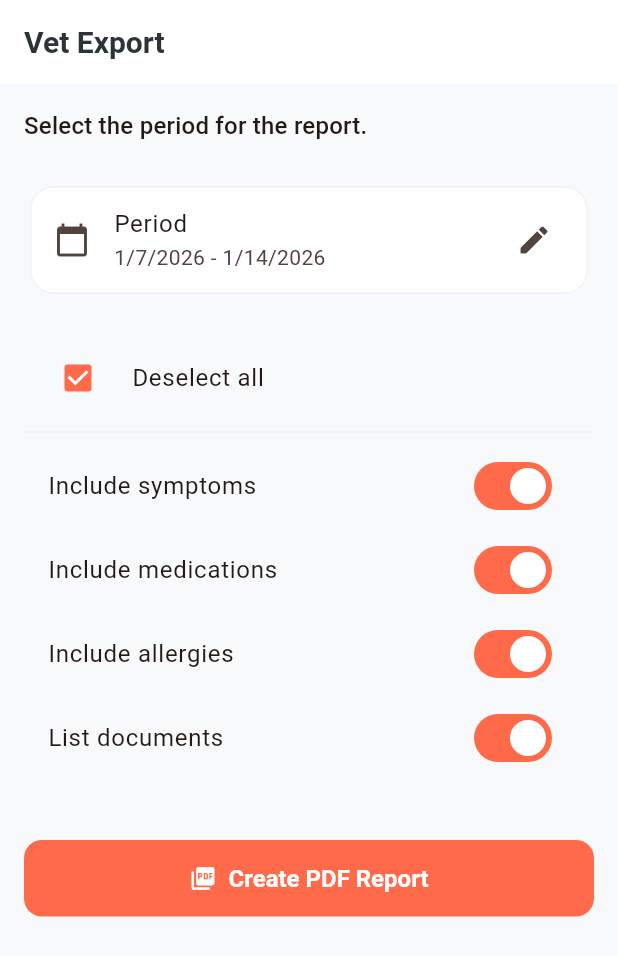
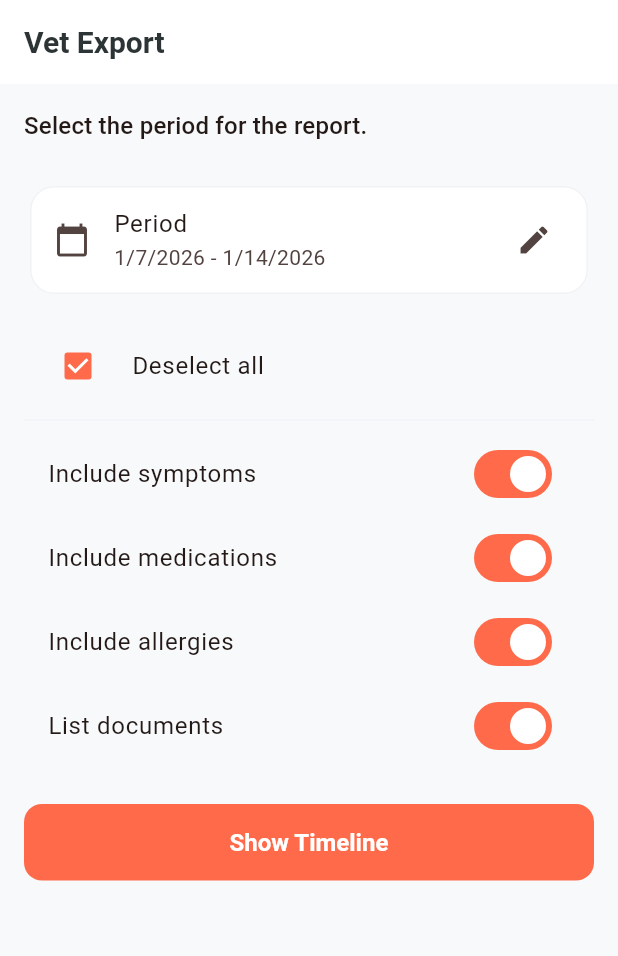
Before and after one commit to sk4ndal-commits/tammo, a Flutter app: the ExportScreen screen opened by its route, on a phone screen of 412 x 824 dp. Shown: the top 956 px of the screen. Run offline on Flutter 3.47's test engine with Material 3 defaults, Android fonts, the phone set to English and light mode, and no system bars; our stand-ins replace drift, file_picker, flutter_local_notifications, flutter_riverpod, go_router, image_picker and 4 more; accounts and stored records are empty; generated files the repository leaves out were written again.

Commit message:
Add `ReportPreviewWidget` for generating previews of reports, refactor export logic to include fetching preview data, and enhance localization with helper methods for translating enums across the app.

```diff
--- /dev/null
+++ b/lib/features/export/domain/report_data.dart
@@ -0,0 +1,32 @@
+import '../../pet/domain/pet.dart';
+import '../../event/domain/event.dart';
+import '../../medication/domain/medication.dart';
+import '../../document/domain/document.dart';
+
+class ReportData {
+  final Pet pet;
+  final DateTime startDate;
+  final DateTime endDate;
+  final List<Event> events;
+  final List<MedicationSchedule> medSchedules;
+  final Map<int, List<MedicationCheckIn>> medicationCheckIns;
+  final List<Document> documents;
+  final bool includeSymptoms;
+  final bool includeMedications;
+  final bool includeAllergies;
+  final bool includeDocuments;
+
+  ReportData({
+    required this.pet,
+    required this.startDate,
+    required this.endDate,
+    required this.events,
+    required this.medSchedules,
+    required this.medicationCheckIns,
+    required this.documents,
+    required this.includeSymptoms,
+    required this.includeMedications,
+    required this.includeAllergies,
+    required this.includeDocuments,
+  });
+}
--- a/lib/l10n/app_de.arb
+++ b/lib/l10n/app_de.arb
@@ -164,7 +164,7 @@
   "deselectAll": "Auswahl aufheben",
   "switchPet": "Tier wechseln",
   "addAnotherPet": "Weiteres Tier hinzufügen",
-  "managePets": "Tiere verwalten",
+  "managePets": "Meine Tiere",
   "activePetNow": "Jetzt aktiv: {name}",
   "@activePetNow": {
     "placeholders": {
--- a/lib/l10n/app_en.arb
+++ b/lib/l10n/app_en.arb
@@ -196,7 +196,7 @@
   "deselectAll": "Deselect all",
   "switchPet": "Switch pet",
   "addAnotherPet": "Add another pet",
-  "managePets": "Manage pets",
+  "managePets": "My Pets",
   "activePetNow": "Now active: {name}",
   "@activePetNow": {
     "placeholders": {
--- a/lib/l10n/app_localizations.dart
+++ b/lib/l10n/app_localizations.dart
@@ -941,7 +941,7 @@ abstract class AppLocalizations {
   /// No description provided for @managePets.
   ///
   /// In en, this message translates to:
-  /// **'Manage pets'**
+  /// **'My Pets'**
   String get managePets;
 
   /// No description provided for @activePetNow.
--- a/lib/l10n/app_localizations_de.dart
+++ b/lib/l10n/app_localizations_de.dart
@@ -448,7 +448,7 @@ class AppLocalizationsDe extends AppLocalizations {
   String get addAnotherPet => 'Weiteres Tier hinzufügen';
 
   @override
-  String get managePets => 'Tiere verwalten';
+  String get managePets => 'Meine Tiere';
 
   @override
   String activePetNow(String name) {
--- a/lib/l10n/app_localizations_en.dart
+++ b/lib/l10n/app_localizations_en.dart
@@ -448,7 +448,7 @@ class AppLocalizationsEn extends AppLocalizations {
   String get addAnotherPet => 'Add another pet';
 
   @override
-  String get managePets => 'Manage pets';
+  String get managePets => 'My Pets';
 
   @override
   String activePetNow(String name) {
--- a/lib/ui/screens/export_screen.dart
+++ b/lib/ui/screens/export_screen.dart
@@ -8,6 +8,8 @@ import 'package:path_provider/path_provider.dart';
 import '../../l10n/app_localizations.dart';
 import '../../features/pet/application/pet_controller.dart';
 import '../../features/export/application/export_service.dart';
+import '../../features/export/domain/report_data.dart';
+import '../widgets/report_preview_widget.dart';
 
 class ExportScreen extends ConsumerStatefulWidget {
   const ExportScreen({super.key});
@@ -24,7 +26,9 @@ class _ExportScreenState extends ConsumerState<ExportScreen> {
   bool _includeAllergies = true;
   bool _includeDocuments = true;
   bool _selectAll = true;
-  bool _isGenerating = false;
+  bool _isLoading = false;
+  bool _isGeneratingPdf = false;
+  ReportData? _previewData;
 
   void _toggleSelectAll(bool? value) {
     if (value == null) return;
@@ -34,12 +38,14 @@ class _ExportScreenState extends ConsumerState<ExportScreen> {
       _includeMedications = value;
       _includeAllergies = value;
       _includeDocuments = value;
+      _previewData = null;
     });
   }
 
   void _updateSelectAllState() {
     setState(() {
       _selectAll = _includeSymptoms && _includeMedications && _includeAllergies && _includeDocuments;
+      _previewData = null;
     });
   }
 
@@ -54,19 +60,19 @@ class _ExportScreenState extends ConsumerState<ExportScreen> {
       setState(() {
         _startDate = picked.start;
         _endDate = picked.end;
+        _previewData = null;
       });
     }
   }
 
-  Future<void> _generateReport() async {
+  Future<void> _fetchPreviewData() async {
     final pet = ref.read(petControllerProvider).value?.activePet;
     if (pet == null) return;
 
-    setState(() => _isGenerating = true);
+    setState(() => _isLoading = true);
 
-    final l10n = AppLocalizations.of(context)!;
     try {
-      final pdfBytes = await ref.read(exportServiceProvider).generatePdf(
+      final data = await ref.read(exportServiceProvider).fetchReportData(
             pet: pet,
             start: _startDate,
             end: _endDate,
@@ -74,18 +80,45 @@ class _ExportScreenState extends ConsumerState<ExportScreen> {
             includeMedications: _includeMedications,
             includeAllergies: _includeAllergies,
             includeDocuments: _includeDocuments,
+          );
+      setState(() {
+        _previewData = data;
+      });
+    } catch (e) {
+      if (mounted) {
+        ScaffoldMessenger.of(context).showSnackBar(
+          SnackBar(content: Text('Error: $e')),
+        );
+      }
+    } finally {
+      if (mounted) {
+        setState(() => _isLoading = false);
+      }
+    }
+  }
+
+  Future<void> _generatePdf() async {
+    if (_previewData == null) return;
+
+    setState(() => _isGeneratingPdf = true);
+
+    final l10n = AppLocalizations.of(context)!;
+    try {
+      final pdfBytes = await ref.read(exportServiceProvider).generatePdf(
+            data: _previewData!,
             l10n: l10n,
           );
 
       final directory = await getTemporaryDirectory();
-      final filePath = '${directory.path}/tammo_report_${pet.name}_${DateFormat('yyyyMMdd').format(DateTime.now())}.pdf';
+      final filePath =
+          '${directory.path}/tammo_report_${_previewData!.pet.name}_${DateFormat('yyyyMMdd').format(DateTime.now())}.pdf';
       final file = File(filePath);
       await file.writeAsBytes(pdfBytes);
 
       if (mounted) {
         await Share.shareXFiles(
           [XFile(filePath)],
-          subject: l10n.reportTitle(pet.name),
+          subject: l10n.reportTitle(_previewData!.pet.name),
         );
 
         if (!mounted) return;
@@ -108,7 +141,7 @@ class _ExportScreenState extends ConsumerState<ExportScreen> {
       }
     } finally {
       if (mounted) {
-        setState(() => _isGenerating = false);
+        setState(() => _isGeneratingPdf = false);
       }
     }
   }
@@ -136,12 +169,13 @@ class _ExportScreenState extends ConsumerState<ExportScreen> {
               child: ListTile(
                 leading: const Icon(Icons.calendar_today),
                 title: Text(l10n.period),
-                subtitle: Text('${DateFormat.yMd().format(_startDate)} - ${DateFormat.yMd().format(_endDate)}'),
+                subtitle: Text(
+                    '${DateFormat.yMd().format(_startDate)} - ${DateFormat.yMd().format(_endDate)}'),
                 trailing: const Icon(Icons.edit),
                 onTap: () => _selectDateRange(context),
               ),
             ),
-            const SizedBox(height: 24),
+            const SizedBox(height: 16),
             CheckboxListTile(
               title: Text(_selectAll ? l10n.deselectAll : l10n.selectAll),
               value: _selectAll,
@@ -181,17 +215,37 @@ class _ExportScreenState extends ConsumerState<ExportScreen> {
                 _updateSelectAllState();
               },
             ),
-            const SizedBox(height: 40),
+            const SizedBox(height: 24),
+            ElevatedButton(
+              onPressed: _isLoading ? null : _fetchPreviewData,
+              style: ElevatedButton.styleFrom(
+                padding: const EdgeInsets.symmetric(vertical: 16),
+              ),
+              child: _isLoading
+                  ? const SizedBox(
+                      width: 20, height: 20, child: CircularProgressIndicator(strokeWidth: 2))
+                  : Text(l10n.showTimeline), // Using an existing key "Show Timeline"
+            ),
+            if (_previewData != null) ...[
+              const SizedBox(height: 32),
+              const Divider(),
+              const SizedBox(height: 16),
+              ReportPreviewWidget(data: _previewData!),
+              const SizedBox(height: 32),
               ElevatedButton.icon(
-              onPressed: _isGenerating ? null : _generateReport,
-              icon: _isGenerating
-                  ? const SizedBox(width: 20, height: 20, child: CircularProgressIndicator(strokeWidth: 2))
+                onPressed: _isGeneratingPdf ? null : _generatePdf,
+                icon: _isGeneratingPdf
+                    ? const SizedBox(
+                        width: 20, height: 20, child: CircularProgressIndicator(strokeWidth: 2))
                     : const Icon(Icons.picture_as_pdf),
                 label: Text(l10n.generatePdf),
                 style: ElevatedButton.styleFrom(
+                  backgroundColor: theme.colorScheme.primaryContainer,
+                  foregroundColor: theme.colorScheme.onPrimaryContainer,
                   padding: const EdgeInsets.symmetric(vertical: 16),
                 ),
               ),
+            ],
           ],
         ),
       ),
```
Also changed, not shown: lib/features/export/application/export_service.dart (+71 -33 lines), lib/ui/screens/home_screen.dart (+7 -13 lines), lib/ui/screens/onboarding_screen.dart (+8 -8 lines), lib/ui/screens/pet_edit_screen.dart (+8 -8 lines), lib/ui/widgets/localization_helpers.dart (added, +86 -0 lines), lib/ui/widgets/report_preview_widget.dart (added, +157 -0 lines). Lines whose indentation alone changed are shown as unchanged.
